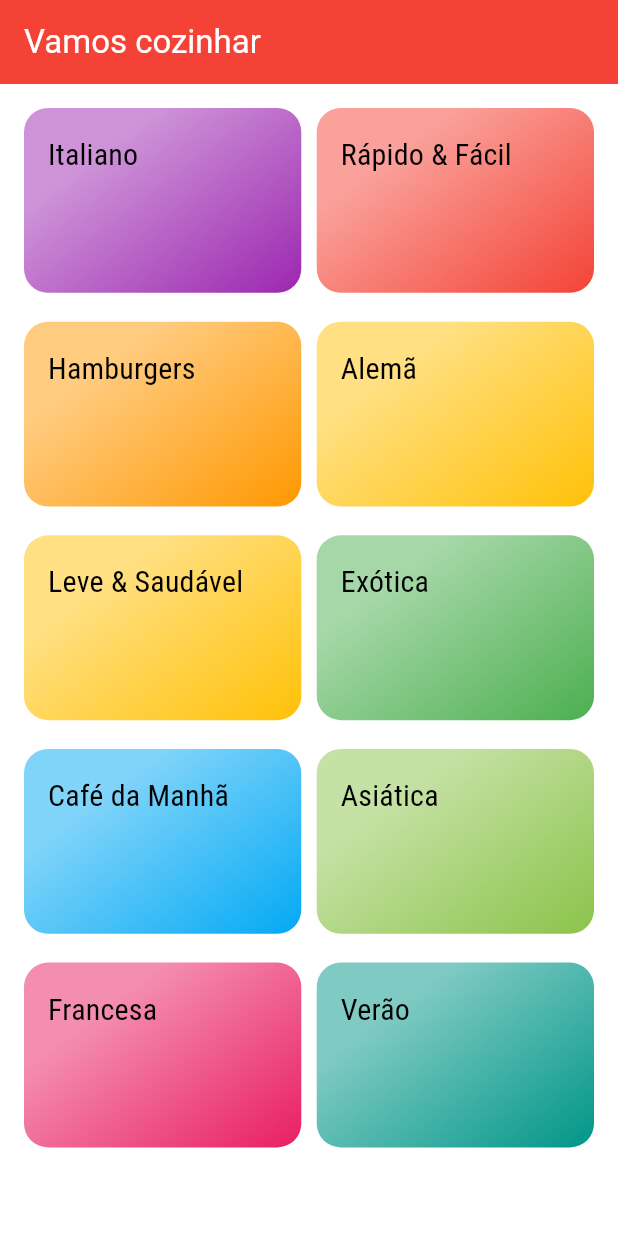
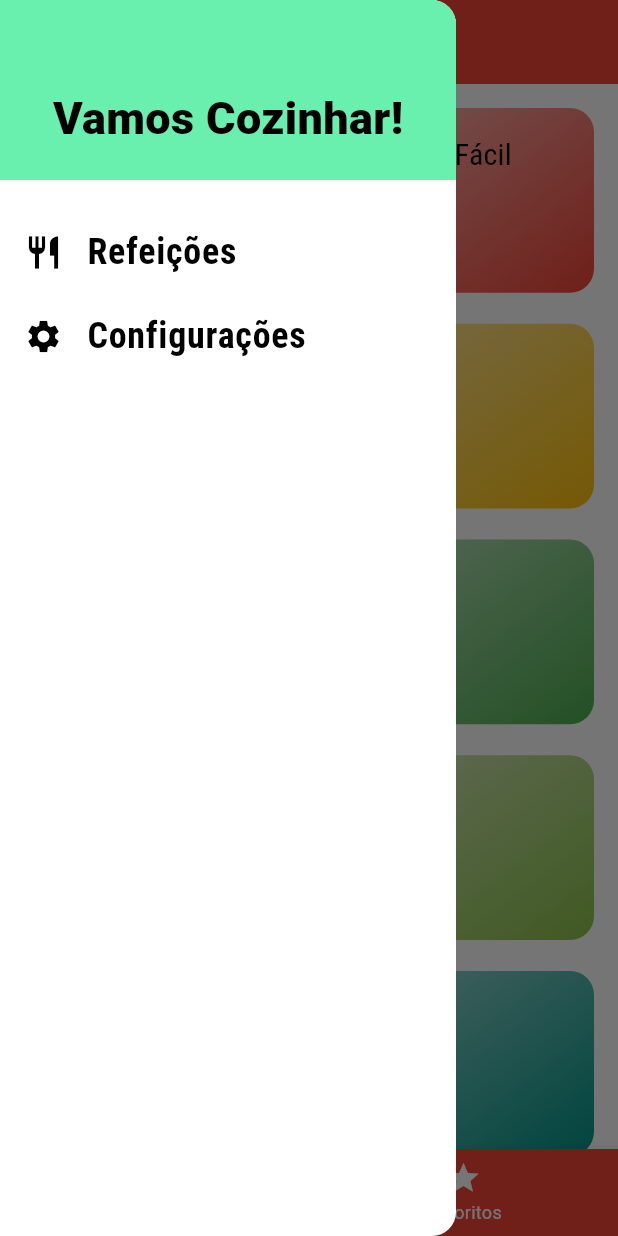
Before and after one commit to JacksonMonteiro/flutter_meals_app, a Flutter app: the screen it shows after launch, with the side drawer open (before the commit the screen has no drawer), on a phone screen of 412 x 824 dp. Run offline on Flutter 3.47's test engine with Material 2 defaults, Android fonts, the phone set to English and light mode, and no system bars.

Commit message:
tab bar and drawer added to app

```diff
--- /dev/null
+++ b/lib/components/main_drawer.dart
@@ -0,0 +1,49 @@
+import 'package:flutter/material.dart';
+import 'package:flutter/src/foundation/key.dart';
+import 'package:flutter/src/widgets/framework.dart';
+
+class MainDrawer extends StatelessWidget {
+  const MainDrawer({Key? key}) : super(key: key);
+
+  Widget _createItem({required IconData icon, required String label}) {
+    return ListTile(
+      leading: Icon(icon, size: 26),
+      title: Text(
+        label,
+        style: const TextStyle(
+            fontFamily: 'RobotoCondensed',
+            fontSize: 24,
+            fontWeight: FontWeight.bold),
+      ),
+      onTap: () => {},
+    );
+  }
+
+  @override
+  Widget build(BuildContext context) {
+    return Drawer(
+      child: Column(children: [
+        Container(
+          height: 120,
+          width: double.infinity,
+          padding: const EdgeInsets.all(20),
+          color: Theme.of(context).colorScheme.secondary,
+          alignment: Alignment.bottomCenter,
+          child: const Text(
+            'Vamos Cozinhar!',
+            style: TextStyle(
+              fontWeight: FontWeight.w900,
+              fontSize: 30,
+              color: Colors.black,
+            ),
+          ),
+        ),
+        const SizedBox(
+          height: 20,
+        ),
+        _createItem(icon: Icons.restaurant, label: 'Refeições'),
+        _createItem(icon: Icons.settings, label: 'Configurações'),
+      ]),
+    );
+  }
+}
--- a/lib/main.dart
+++ b/lib/main.dart
@@ -1,8 +1,10 @@
 import 'package:flutter/material.dart';
+import 'package:flutter/services.dart';
 import 'package:meals/utils/app_routes.dart';
 import 'package:meals/views/categories_meals_view.dart';
-import 'package:meals/views/categories_view.dart';
+import 'package:meals/views/favorite_view.dart';
 import 'package:meals/views/meal_detail_view.dart';
+import 'package:meals/views/tabs_view.dart';
 
 void main() => runApp(const MyApp());
 
@@ -11,6 +13,8 @@ class MyApp extends StatelessWidget {
 
   @override
   Widget build(BuildContext context) {
+    SystemChrome.setEnabledSystemUIMode(SystemUiMode.manual, overlays: []);
+
     return MaterialApp(
       debugShowCheckedModeBanner: false,
       title: 'Vamos cozinhar',
@@ -30,7 +34,7 @@ class MyApp extends StatelessWidget {
       ),
       initialRoute: AppRoutes.home,
       routes: {
-        AppRoutes.home: (context) => const CategoriesView(),
+        AppRoutes.home: (context) => const TabsView(),
         AppRoutes.categoriesMeals: (context) => const CategoriesMealsView(),
         AppRoutes.mealDetail: (context) => const MealDetailView(),
       },
--- a/lib/utils/app_routes.dart
+++ b/lib/utils/app_routes.dart
@@ -2,4 +2,5 @@ class AppRoutes {
   static const home = '/';
   static const categoriesMeals = '/categories-meals';
   static const mealDetail = '/meal-detail';
+  static const favorites = '/favorites';
 }
--- a/lib/views/categories_view.dart
+++ b/lib/views/categories_view.dart
@@ -9,22 +9,9 @@ class CategoriesView extends StatelessWidget {
   Widget build(BuildContext context) {
     final mQuery = MediaQuery.of(context);
 
-    AppBar appBar = AppBar(
-      title: const Text(
-        'Vamos cozinhar',
-        style: TextStyle(
-          color: Colors.white,
-        ),
-      ),
-      backgroundColor: Theme.of(context).colorScheme.primary,
-    );
+    final availableHeight = mQuery.size.height - mQuery.padding.top;
 
-    final availableHeight =
-        mQuery.size.height - appBar.preferredSize.height - mQuery.padding.top;
-
-    return Scaffold(
-      appBar: appBar,
-      body: GridView(
+    return GridView(
       padding: const EdgeInsets.all(16),
       gridDelegate: SliverGridDelegateWithMaxCrossAxisExtent(
         maxCrossAxisExtent: mQuery.size.width * 0.5,
@@ -35,7 +22,6 @@ class CategoriesView extends StatelessWidget {
       children: dummyCategories
           .map((category) => CategoryItem(category: category))
           .toList(),
-      ),
     );
   }
 }
--- /dev/null
+++ b/lib/views/favorite_view.dart
@@ -0,0 +1,12 @@
+import 'package:flutter/material.dart';
+
+class FavoriteView extends StatelessWidget {
+  const FavoriteView({Key? key}) : super(key: key);
+
+  @override
+  Widget build(BuildContext context) {
+    return const Center(
+      child: Text('Receitas favoritadas'),
+    );
+  }
+}
--- /dev/null
+++ b/lib/views/tabs_view.dart
@@ -0,0 +1,75 @@
+import 'package:flutter/material.dart';
+import 'package:flutter/src/foundation/key.dart';
+import 'package:flutter/src/widgets/framework.dart';
+import 'package:meals/components/main_drawer.dart';
+import 'package:meals/views/categories_view.dart';
+import 'package:meals/views/favorite_view.dart';
+
+class TabsView extends StatefulWidget {
+  const TabsView({Key? key}) : super(key: key);
+
+  @override
+  State<TabsView> createState() => _TabsViewState();
+}
+
+class _TabsViewState extends State<TabsView> {
+  int _selectedViewIndex = 0;
+
+  final List<Map<String, Object>> _views = const [
+    {
+      'title': 'Lista de categorias',
+      'view': CategoriesView(),
+    },
+    {
+      'title': 'Meus Favoritos',
+      'view': FavoriteView(),
+    }
+  ];
+
+  @override
+  Widget build(BuildContext context) {
+    // final mQuery = MediaQuery.of(context);
+
+    // final availableHeight =
+    //     mQuery.size.height - appBar.preferredSize.height - mQuery.padding.top;
+
+    _selectView(int index) {
+      setState(() {
+        _selectedViewIndex = index;
+      });
+    }
+
+    AppBar appBar = AppBar(
+      title: Text(
+        _views[_selectedViewIndex]['title'] as String,
+        style: const TextStyle(
+          color: Colors.white,
+        ),
+      ),
+      backgroundColor: Theme.of(context).colorScheme.primary,
+    );
+
+    return Scaffold(
+      appBar: appBar,
+      drawer: const MainDrawer(),
+      body: _views[_selectedViewIndex]['view'] as Widget,
+      bottomNavigationBar: BottomNavigationBar(
+        onTap: _selectView,
+        backgroundColor: Theme.of(context).colorScheme.primary,
+        selectedItemColor: Theme.of(context).colorScheme.secondary,
+        unselectedItemColor: Colors.white,
+        currentIndex: _selectedViewIndex,
+        items: const [
+          BottomNavigationBarItem(
+            icon: Icon(Icons.category),
+            label: 'Categorias',
+          ),
+          BottomNavigationBarItem(
+            icon: Icon(Icons.star),
+            label: 'Favoritos',
+          )
+        ],
+      ),
+    );
+  }
+}
```
Lines whose indentation alone changed are shown as unchanged.
